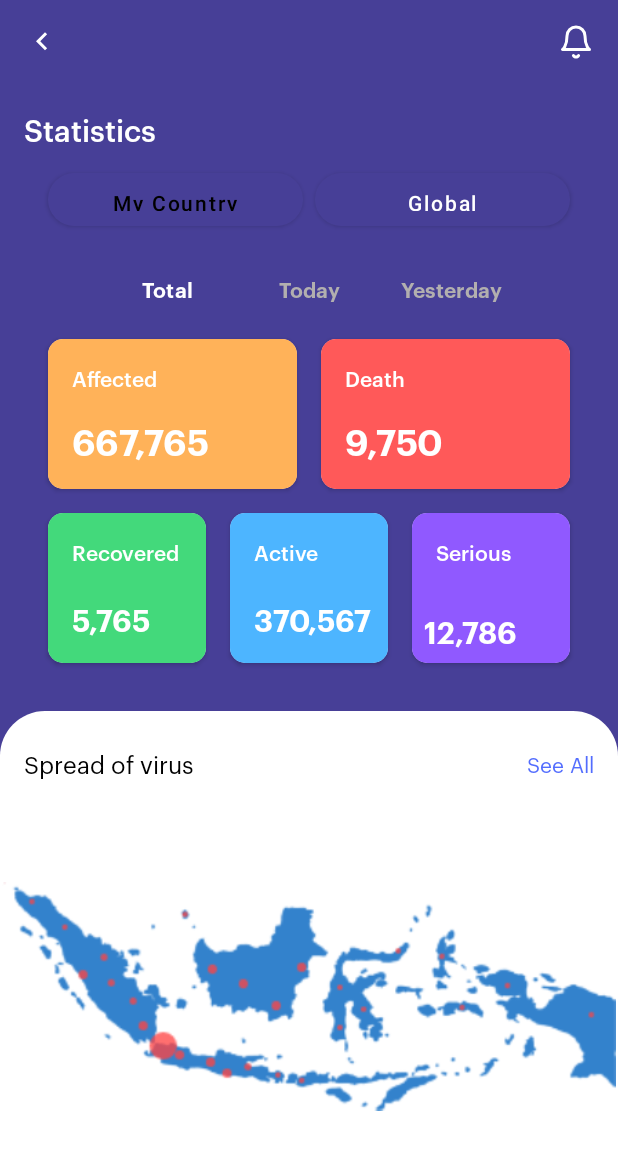
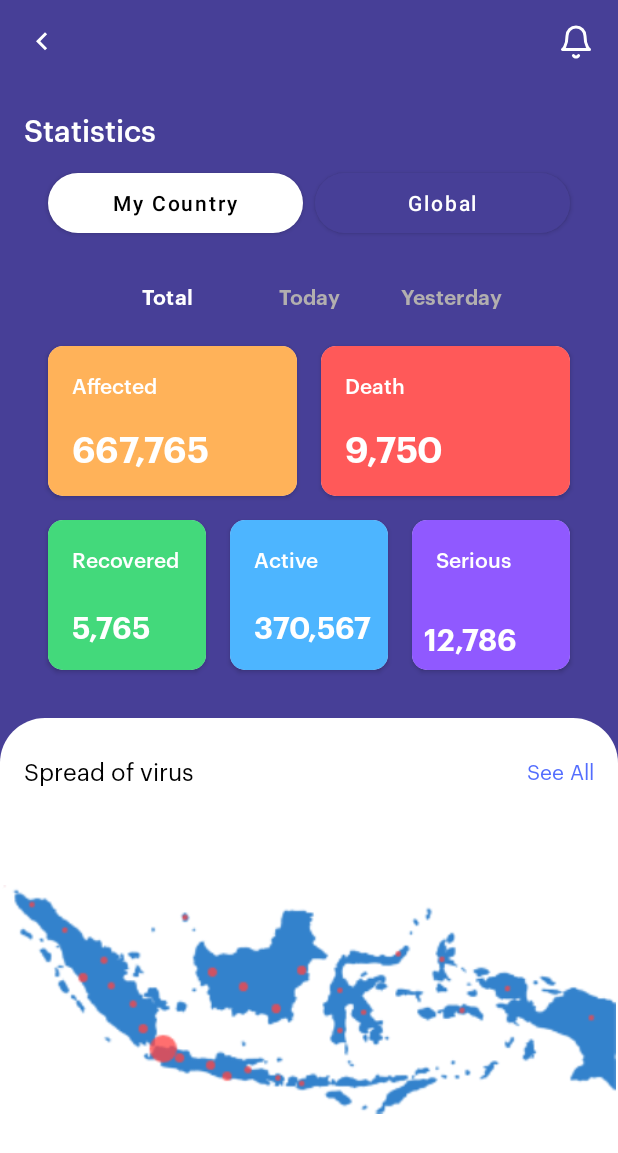
Before and after one commit to ETS-Android1/covid-19-android-app, an Android app: the Statistics screen opened directly, with no data from a screen before it, on a phone screen of 412 x 824 dp. Shown: the top 1153 px of the screen. Run offline under Robolectric (Android 15) with nearby library versions, the phone set to English and light mode, and no system bars.

Commit message:
added white button style

```diff
--- a/app/src/main/res/layout/activity_statistics.xml
+++ b/app/src/main/res/layout/activity_statistics.xml
@@ -182,7 +182,7 @@
     <Button
         android:id="@+id/button3"
         android:layout_width="0dp"
-        android:layout_height="35dp"
+        android:layout_height="40dp"
         android:layout_marginStart="32dp"
         android:layout_marginTop="16dp"
         android:layout_marginEnd="4dp"
@@ -193,12 +193,13 @@
         app:layout_constraintEnd_toStartOf="@+id/button4"
         app:layout_constraintHorizontal_bias="0.5"
         app:layout_constraintStart_toStartOf="parent"
-        app:layout_constraintTop_toBottomOf="@+id/textView" />
+        app:layout_constraintTop_toBottomOf="@+id/textView"
+        style="@style/WhiteColorButton"/>
 
     <Button
         android:id="@+id/button4"
         android:layout_width="0dp"
-        android:layout_height="35dp"
+        android:layout_height="40dp"
         android:layout_marginStart="4dp"
         android:layout_marginEnd="32dp"
         android:background="@drawable/statistic_button"
--- a/app/src/main/res/values/themes.xml
+++ b/app/src/main/res/values/themes.xml
@@ -32,4 +32,13 @@
         <item name="colorPrimary">@color/blue</item>
     </style>
 
+    <style name="WhiteColorButton"
+        parent="Widget.MaterialComponents.Button">
+        <item name="materialThemeOverlay">@style/WhiteButtonThemeOverlay</item>
+    </style>
+
+    <style name="WhiteButtonThemeOverlay">
+        <item name="colorPrimary">@color/white</item>
+    </style>
+
 </resources>
```
